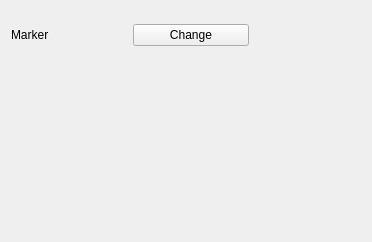
Old version of the form src/ui/symbollayer/widget_centroidfill.ui in the repository qgis/QGIS.
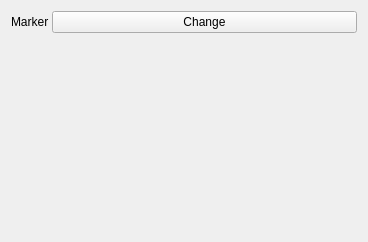
New version of the form.

Commit message: Set all symbol ui to use form layout rather then custom grid layout for each one.  More consistent ui.

Diff of the .ui file:
```diff
--- a/src/ui/symbollayer/widget_centroidfill.ui
+++ b/src/ui/symbollayer/widget_centroidfill.ui
@@ -6,24 +6,28 @@
    <rect>
     <x>0</x>
     <y>0</y>
-    <width>366</width>
+    <width>368</width>
     <height>242</height>
    </rect>
   </property>
   <property name="windowTitle">
    <string>Form</string>
   </property>
-  <layout class="QVBoxLayout" name="verticalLayout">
-   <item>
-    <layout class="QHBoxLayout" name="horizontalLayout">
-     <item>
+  <layout class="QFormLayout" name="formLayout">
+   <property name="horizontalSpacing">
+    <number>3</number>
+   </property>
+   <property name="verticalSpacing">
+    <number>3</number>
+   </property>
+   <item row="0" column="0">
       <widget class="QLabel" name="label">
        <property name="text">
         <string>Marker</string>
        </property>
       </widget>
      </item>
-     <item>
+   <item row="0" column="1">
       <widget class="QPushButton" name="btnChangeMarker">
        <property name="sizePolicy">
         <sizepolicy hsizetype="Preferred" vsizetype="Fixed">
@@ -35,37 +39,6 @@
         <string>Change</string>
        </property>
       </widget>
-     </item>
-     <item>
-      <spacer>
-       <property name="orientation">
-        <enum>Qt::Horizontal</enum>
-       </property>
-       <property name="sizeType">
-        <enum>QSizePolicy::Preferred</enum>
-       </property>
-       <property name="sizeHint" stdset="0">
-        <size>
-         <width>112</width>
-         <height>48</height>
-        </size>
-       </property>
-      </spacer>
-     </item>
-    </layout>
-   </item>
-   <item>
-    <spacer>
-     <property name="orientation">
-      <enum>Qt::Vertical</enum>
-     </property>
-     <property name="sizeHint" stdset="0">
-      <size>
-       <width>350</width>
-       <height>81</height>
-      </size>
-     </property>
-    </spacer>
    </item>
   </layout>
  </widget>
```
Lines whose indentation alone changed are shown as unchanged. The commit also changes 11 other files.
